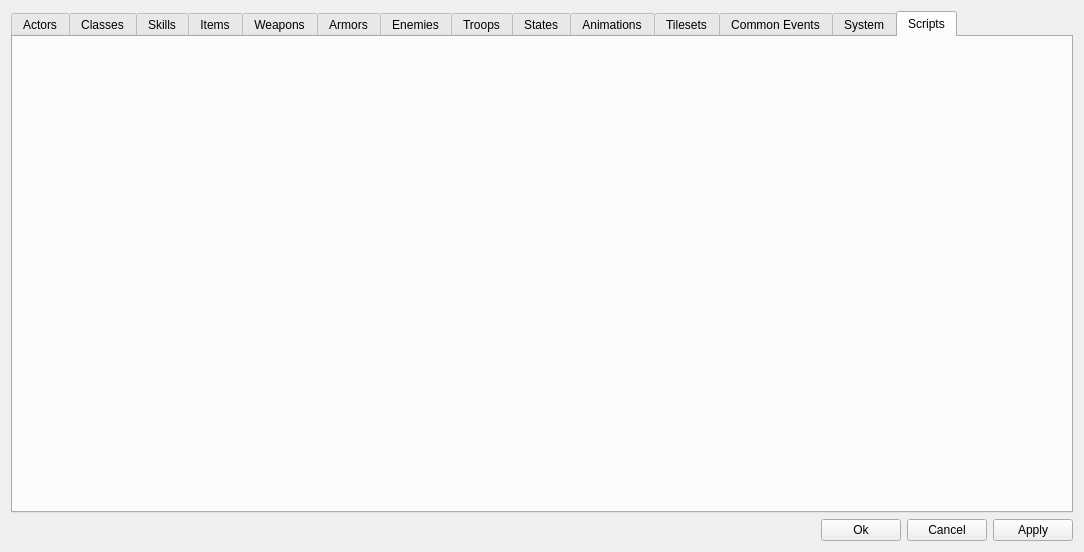
Qt form editors/dataeditor.ui (jowin202/YaRXP) before a commit.
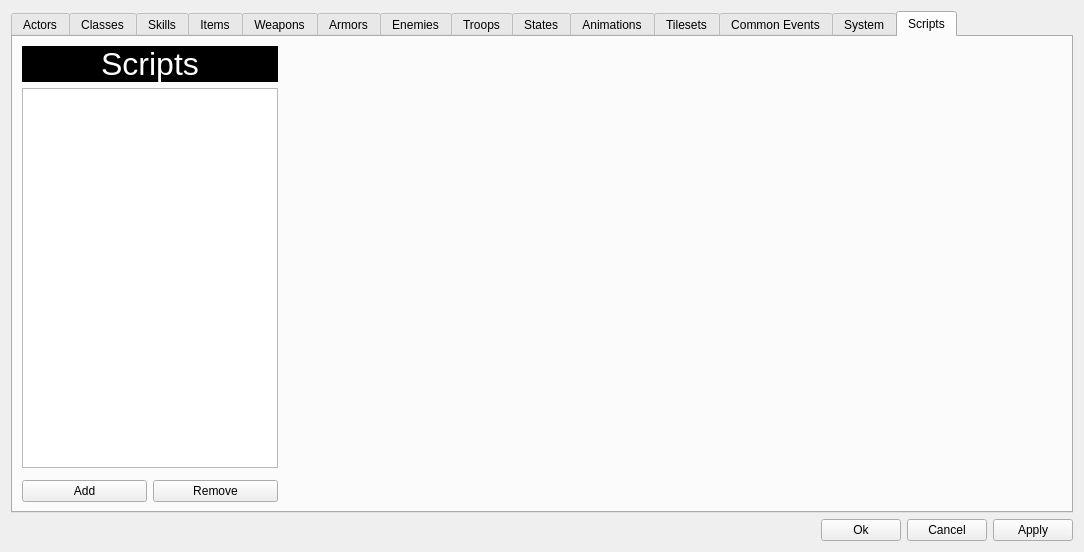
The same form after that commit. The open tabs and pages were chosen to show the change. Custom widgets are drawn as their Qt base class.

Diff of the .ui file:
```diff
--- a/editors/dataeditor.ui
+++ b/editors/dataeditor.ui
@@ -2006,6 +2006,163 @@
       <attribute name="title">
        <string>Scripts</string>
       </attribute>
+      <layout class="QGridLayout" name="gridLayout_16">
+       <item row="3" column="0">
+        <widget class="QPushButton" name="buttton_add_script">
+         <property name="text">
+          <string>Add</string>
+         </property>
+        </widget>
+       </item>
+       <item row="3" column="1">
+        <widget class="QPushButton" name="button_remove_script">
+         <property name="text">
+          <string>Remove</string>
+         </property>
+        </widget>
+       </item>
+       <item row="1" column="0" colspan="2">
+        <widget class="QListWidget" name="scripts_list">
+         <property name="sizePolicy">
+          <sizepolicy hsizetype="Preferred" vsizetype="Expanding">
+           <horstretch>0</horstretch>
+           <verstretch>0</verstretch>
+          </sizepolicy>
+         </property>
+        </widget>
+       </item>
+       <item row="0" column="0" colspan="2">
+        <widget class="QLabel" name="label_13">
+         <property name="sizePolicy">
+          <sizepolicy hsizetype="Preferred" vsizetype="Preferred">
+           <horstretch>0</horstretch>
+           <verstretch>0</verstretch>
+          </sizepolicy>
+         </property>
+         <property name="palette">
+          <palette>
+           <active>
+            <colorrole role="WindowText">
+             <brush brushstyle="SolidPattern">
+              <color alpha="255">
+               <red>255</red>
+               <green>255</green>
+               <blue>255</blue>
+              </color>
+             </brush>
+            </colorrole>
+            <colorrole role="Base">
+             <brush brushstyle="SolidPattern">
+              <color alpha="255">
+               <red>252</red>
+               <green>252</green>
+               <blue>252</blue>
+              </color>
+             </brush>
+            </colorrole>
+            <colorrole role="Window">
+             <brush brushstyle="SolidPattern">
+              <color alpha="255">
+               <red>0</red>
+               <green>0</green>
+               <blue>0</blue>
+              </color>
+             </brush>
+            </colorrole>
+           </active>
+           <inactive>
+            <colorrole role="WindowText">
+             <brush brushstyle="SolidPattern">
+              <color alpha="255">
+               <red>255</red>
+               <green>255</green>
+               <blue>255</blue>
+              </color>
+             </brush>
+            </colorrole>
+            <colorrole role="Base">
+             <brush brushstyle="SolidPattern">
+              <color alpha="255">
+               <red>252</red>
+               <green>252</green>
+               <blue>252</blue>
+              </color>
+             </brush>
+            </colorrole>
+            <colorrole role="Window">
+             <brush brushstyle="SolidPattern">
+              <color alpha="255">
+               <red>0</red>
+               <green>0</green>
+               <blue>0</blue>
+              </color>
+             </brush>
+            </colorrole>
+           </inactive>
+           <disabled>
+            <colorrole role="WindowText">
+             <brush brushstyle="SolidPattern">
+              <color alpha="255">
+               <red>160</red>
+               <green>162</green>
+               <blue>162</blue>
+              </color>
+             </brush>
+            </colorrole>
+            <colorrole role="Base">
+             <brush brushstyle="SolidPattern">
+              <color alpha="255">
+               <red>0</red>
+               <green>0</green>
+               <blue>0</blue>
+              </color>
+             </brush>
+            </colorrole>
+            <colorrole role="Window">
+             <brush brushstyle="SolidPattern">
+              <color alpha="255">
+               <red>0</red>
+               <green>0</green>
+               <blue>0</blue>
+              </color>
+             </brush>
+            </colorrole>
+           </disabled>
+          </palette>
+         </property>
+         <property name="font">
+          <font>
+           <pointsize>24</pointsize>
+          </font>
+         </property>
+         <property name="autoFillBackground">
+          <bool>true</bool>
+         </property>
+         <property name="text">
+          <string>Scripts</string>
+         </property>
+         <property name="alignment">
+          <set>Qt::AlignCenter</set>
+         </property>
+        </widget>
+       </item>
+       <item row="0" column="2" rowspan="3">
+        <widget class="EditScripts" name="script_widget" native="true"/>
+       </item>
+       <item row="3" column="2">
+        <spacer name="horizontalSpacer_14">
+         <property name="orientation">
+          <enum>Qt::Horizontal</enum>
+         </property>
+         <property name="sizeHint" stdset="0">
+          <size>
+           <width>40</width>
+           <height>20</height>
+          </size>
+         </property>
+        </spacer>
+       </item>
+      </layout>
      </widget>
     </widget>
    </item>
@@ -2090,6 +2247,12 @@
    <header>editors/tilesets/edittilesets.h</header>
    <container>1</container>
   </customwidget>
+  <customwidget>
+   <class>EditScripts</class>
+   <extends>QWidget</extends>
+   <header>editors/scripts/editscripts.h</header>
+   <container>1</container>
+  </customwidget>
  </customwidgets>
  <resources/>
  <connections/>
```
Left out of the diff: 2 changed lines with no effect on the pictures.
